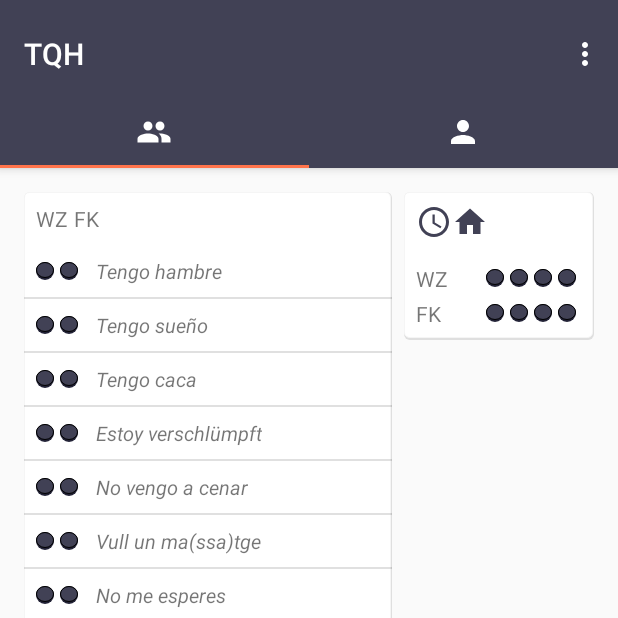
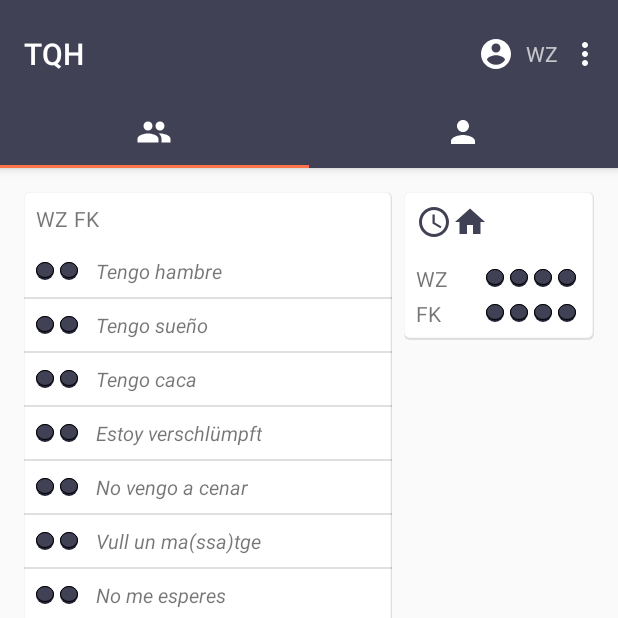
Before and after one commit to farrutapps/tqh, an Android app: the screen it shows after launch (MainActivity), on a phone screen of 412 x 824 dp, the top half of it. Run offline under Robolectric (Android 15) with nearby library versions, the phone set to English and light mode, and no system bars.

Commit message:
client_android_app: Sync map with my status and added username in toolbar

```diff
--- a/Client/tqhApp/app/src/main/java/com/farrutaps/tqhapp/Adapters/MyStatusAdapter.java
+++ b/Client/tqhApp/app/src/main/java/com/farrutaps/tqhapp/Adapters/MyStatusAdapter.java
@@ -56,7 +56,7 @@ public class MyStatusAdapter extends BaseAdapter {
     }
 
     @Override
-    public View getView(int position, View convertView, ViewGroup parent) {
+    public View getView(final int position, View convertView, ViewGroup parent) {
 
         final MyStatusHolder myStatusHolder;
 
@@ -74,7 +74,11 @@ public class MyStatusAdapter extends BaseAdapter {
         myStatusHolder.ctvMyStatus.setOnClickListener(new View.OnClickListener() {
             @Override
             public void onClick(View v) {
+                // change chek in view
                 myStatusHolder.ctvMyStatus.setChecked(!myStatusHolder.ctvMyStatus.isChecked());
+
+                // save data in map
+                master.getStatus().setOnToOption(getItem(position),!master.getStatus().getOnFromOption(getItem(position)));
             }
         });
 
--- a/Client/tqhApp/app/src/main/java/com/farrutaps/tqhapp/view/MainActivity.java
+++ b/Client/tqhApp/app/src/main/java/com/farrutaps/tqhapp/view/MainActivity.java
@@ -1,12 +1,8 @@
 package com.farrutaps.tqhapp.view;
 
-import android.app.AlertDialog;
-import android.app.Dialog;
-import android.content.DialogInterface;
+import android.app.ActionBar;
 import android.support.design.widget.TabLayout;
 import android.support.design.widget.FloatingActionButton;
-import android.support.design.widget.Snackbar;
-import android.support.v4.app.DialogFragment;
 import android.support.v7.app.AppCompatActivity;
 import android.support.v7.widget.Toolbar;
 
@@ -24,6 +20,7 @@ import android.widget.ImageButton;
 import android.widget.ImageView;
 import android.widget.ListView;
 import android.widget.NumberPicker;
+import android.widget.TextView;
 import android.widget.Toast;
 
 import com.farrutaps.tqhapp.Adapters.MyStatusAdapter;
@@ -47,6 +44,7 @@ public class MainActivity extends AppCompatActivity implements NumberPicker.OnVa
     private TabLayout tabLayout;
     private int[] tabLayoutIcons = {R.drawable.ic_people, R.drawable.ic_person};
     private FloatingActionButton fab;
+    private TextView username;
 
     /* Main Fragment Resources */
     private static ListView lvStatus;
@@ -71,6 +69,7 @@ public class MainActivity extends AppCompatActivity implements NumberPicker.OnVa
 
         this.initResources();
         this.setResources();
+
     }
 
     private void initResources() {
@@ -78,6 +77,7 @@ public class MainActivity extends AppCompatActivity implements NumberPicker.OnVa
         mViewPager = (ViewPager) findViewById(R.id.container);
         tabLayout = (TabLayout) findViewById(R.id.tabs);
         fab = (FloatingActionButton) findViewById(R.id.fab);
+        username = (TextView) findViewById(R.id.action_username);
     }
 
     private void setResources () {
@@ -103,6 +103,11 @@ public class MainActivity extends AppCompatActivity implements NumberPicker.OnVa
                 showNumberPicker(view);
             }
         });
+
+        /* TextView */
+        try {
+            username.setText(Controller.getMaster().getUsername());
+        } catch (Exception e) {}
     }
 
     private void test(View view) {
@@ -268,13 +273,16 @@ public class MainActivity extends AppCompatActivity implements NumberPicker.OnVa
             ibPublish.setOnClickListener(new View.OnClickListener() {
                 @Override
                 public void onClick(View view) {
-                    Snackbar.make(view, "Replace with your own action", Snackbar.LENGTH_LONG)
-                            .setAction("Action", null).show();
+
+                    lvStatusAdapter.notifyDataSetChanged();
+
+                    // TODO sent info to Esteful
+                    String msg = getResources().getString(R.string.save_my_status);
+                    Toast.makeText(view.getContext(), msg, Toast.LENGTH_SHORT).show();
                 }
             });
         }
     }
-
 
     /**
      * A {@link FragmentPagerAdapter} that returns a fragment corresponding to
@@ -311,9 +319,9 @@ public class MainActivity extends AppCompatActivity implements NumberPicker.OnVa
         if(numberPicker.getValue() == 0)
             msg = getResources().getString(R.string.back_home_dk);
         else
-            msg = getResources().getString(R.string.back_home) + numberPicker.getValue();
+            msg = getResources().getString(R.string.back_home, numberPicker.getValue());
 
-        Toast.makeText(this,msg, Toast.LENGTH_SHORT).show();
+        Toast.makeText(this, msg, Toast.LENGTH_SHORT).show();
     }
 
     public void showNumberPicker(View view){
--- a/Client/tqhApp/app/src/main/res/layout/activity_main.xml
+++ b/Client/tqhApp/app/src/main/res/layout/activity_main.xml
@@ -23,6 +23,25 @@
             app:layout_scrollFlags="scroll|enterAlways"
             app:popupTheme="@style/AppTheme.PopupOverlay">
 
+                <LinearLayout
+                    android:layout_gravity="end"
+                    android:layout_width="wrap_content"
+                    android:layout_height="wrap_content"
+                    android:gravity="center">
+
+                    <ImageView
+                        android:layout_width="wrap_content"
+                        android:layout_height="wrap_content"
+                        android:layout_marginRight="@dimen/layout_padding_h"
+                        android:src="@drawable/ic_account_circle" />
+
+                    <TextView
+                        android:id="@+id/action_username"
+                        android:layout_width="wrap_content"
+                        android:layout_height="wrap_content"
+                        android:text="@string/action_username" />
+                </LinearLayout>
+
         </android.support.v7.widget.Toolbar>
 
         <android.support.design.widget.TabLayout
@@ -44,6 +63,6 @@
         android:layout_height="wrap_content"
         android:layout_gravity="end|bottom"
         android:layout_margin="@dimen/fab_margin"
-        android:src="@drawable/ic_home"/>
+        android:src="@drawable/ic_home" />
 
 </android.support.design.widget.CoordinatorLayout>
--- a/Client/tqhApp/app/src/main/res/menu/menu_main.xml
+++ b/Client/tqhApp/app/src/main/res/menu/menu_main.xml
@@ -2,6 +2,7 @@
     xmlns:app="http://schemas.android.com/apk/res-auto"
     xmlns:tools="http://schemas.android.com/tools"
     tools:context=".view.MainActivity">
+
     <item
         android:id="@+id/action_settings"
         android:orderInCategory="100"
--- a/Client/tqhApp/app/src/main/res/values/strings.xml
+++ b/Client/tqhApp/app/src/main/res/values/strings.xml
@@ -1,13 +1,16 @@
 <resources>
     <string name="app_name">TQH</string>
+    <string name="action_username">username</string>
     <string name="action_settings">Settings</string>
     <string name="section_format">Hello World from section: %1$d</string>
 
-    <string name="app_title">Esteful TQH</string>
     <string name="wz">WZ</string>
     <string name="fk">FK</string>
     <string name="my_status">My status</string>
-    <string name="back_home">I\'ll be back home at ~</string>
+
+    <string name="back_home">I\'ll be back home at ca. %1$d.</string>
     <string name="back_home_dk">Idk when I\'ll be back home.</string>
 
+    <string name="save_my_status">Torul\'s status sent to Esteful.</string>
+
     </resources>
--- a/Client/tqhApp/app/src/main/res/values/styles.xml
+++ b/Client/tqhApp/app/src/main/res/values/styles.xml
@@ -53,4 +53,5 @@
         <item name="android:textSize">13dp</item>
         <item name="android:textStyle">italic</item>
     </style>
+
 </resources>
```
